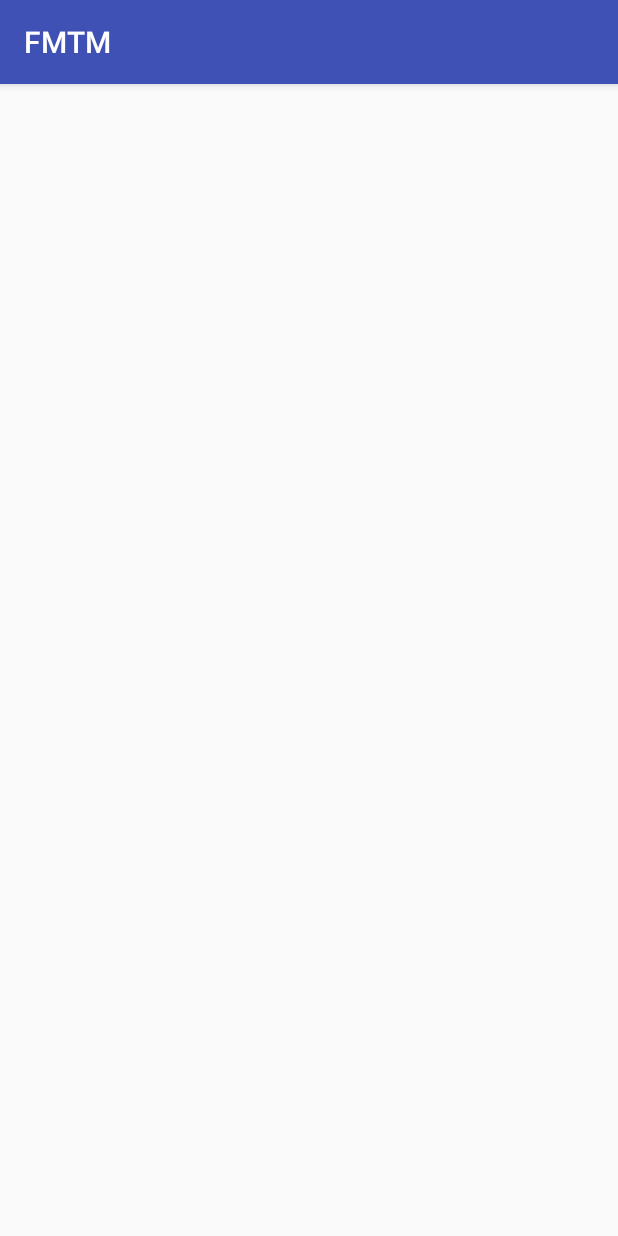
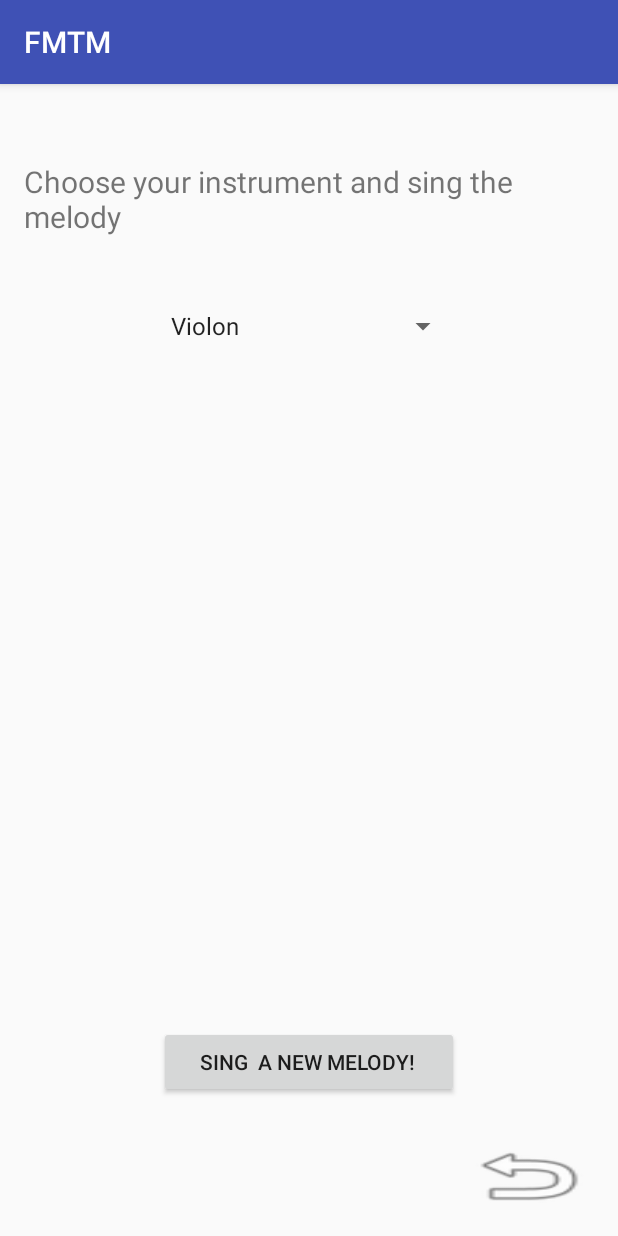
Before and after one commit to ahmed-bensaad/FMTM, an Android app: the DoItYourselfActivity screen opened directly, with no data from a screen before it, on a phone screen of 412 x 824 dp. Run offline under Robolectric (Android 15) with nearby library versions, the phone set to English and light mode, and no system bars.

Commit message:
Implementation de l activité DIY pointant vers une autre activité Sing_instrument qui enregistre une melodie qui sera ensuite jouée par l instrument sélectionné

```diff
--- a/FromMindToMusic/app/src/main/AndroidManifest.xml
+++ b/FromMindToMusic/app/src/main/AndroidManifest.xml
@@ -25,7 +25,8 @@
         <activity android:name=".InstrumentsChoiceActivity" />
         <activity android:name=".HarmonizeActivity" />
         <activity android:name=".OrchestrateActivity" />
-        <activity android:name=".DoItYourselfActivity"></activity>
+        <activity android:name=".DoItYourselfActivity" />
+        <activity android:name=".SingInstrumentActivity"></activity>
     </application>
 
 </manifest>
--- a/FromMindToMusic/app/src/main/java/com/oc/rss/frommindtomusic/DoItYourselfActivity.java
+++ b/FromMindToMusic/app/src/main/java/com/oc/rss/frommindtomusic/DoItYourselfActivity.java
@@ -1,7 +1,11 @@
 package com.oc.rss.frommindtomusic;
 
+import android.content.Intent;
 import android.support.v7.app.AppCompatActivity;
 import android.os.Bundle;
+import android.view.View;
+import android.widget.ArrayAdapter;
+import android.widget.Spinner;
 
 public class DoItYourselfActivity extends AppCompatActivity {
 
@@ -9,5 +13,24 @@ public class DoItYourselfActivity extends AppCompatActivity {
     protected void onCreate(Bundle savedInstanceState) {
         super.onCreate(savedInstanceState);
         setContentView(R.layout.activity_do_it_yourself);
+        Spinner spinner = (Spinner) findViewById(R.id.spinner);
+// Create an ArrayAdapter using the string array and a default spinner layout
+        ArrayAdapter<CharSequence> adapter = ArrayAdapter.createFromResource(this,
+                R.array.instruments_array, android.R.layout.simple_spinner_item);
+// Specify the layout to use when the list of choices appears
+        adapter.setDropDownViewResource(android.R.layout.simple_spinner_dropdown_item);
+// Apply the adapter to the spinner
+        spinner.setAdapter(adapter);
     }
+    public void onClick (View v){
+        switch (v.getId()){
+            case R.id.singNewButton:
+                Intent i = new Intent(DoItYourselfActivity.this, SingInstrumentActivity.class);
+                startActivity(i);
+                break;
+            case R.id.backButtonDIY:
+                Intent k = new Intent(DoItYourselfActivity.this, OrchestrateActivity.class);
+                startActivity(k);
+                break;}
 }
+}
--- a/FromMindToMusic/app/src/main/res/layout/activity_do_it_yourself.xml
+++ b/FromMindToMusic/app/src/main/res/layout/activity_do_it_yourself.xml
@@ -1,4 +1,9 @@
 <?xml version="1.0" encoding="utf-8"?>
+
+
+
+
+
 <RelativeLayout xmlns:android="http://schemas.android.com/apk/res/android"
     xmlns:tools="http://schemas.android.com/tools"
     android:id="@+id/activity_do_it_yourself"
@@ -10,4 +15,42 @@
     android:paddingTop="@dimen/activity_vertical_margin"
     tools:context="com.oc.rss.frommindtomusic.DoItYourselfActivity">
 
+    <Button
+        android:text="sing  a new melody! "
+        android:layout_height="wrap_content"
+        android:layout_alignParentBottom="true"
+        android:layout_centerHorizontal="true"
+        android:layout_marginBottom="76dp"
+        android:id="@+id/singNewButton"
+        android:layout_width="200sp"
+        android:onClick="onClick"/>
+
+    <Spinner
+        android:layout_width="wrap_content"
+        android:layout_height="wrap_content"
+        android:layout_marginTop="133dp"
+        android:id="@+id/spinner"
+        android:layout_alignStart="@+id/singNewButton"
+        android:layout_alignEnd="@+id/singNewButton" />
+    <Button
+        android:layout_width="wrap_content"
+        android:layout_height="wrap_content"
+        android:id="@+id/backButtonDIY"
+        android:gravity="bottom|right|center_vertical"
+        android:background="@android:drawable/ic_menu_revert"
+        android:layout_alignParentBottom="true"
+        android:layout_alignParentEnd="true"
+        android:onClick="onClick"/>
+
+    <TextView
+        android:text="Choose your instrument and sing the melody"
+        android:layout_width="wrap_content"
+        android:layout_height="wrap_content"
+        android:layout_alignParentTop="true"
+        android:layout_centerHorizontal="true"
+        android:layout_marginTop="35dp"
+        android:id="@+id/textView2"
+        android:textSize="20sp" />
+
+
 </RelativeLayout>
--- /dev/null
+++ b/FromMindToMusic/app/src/main/res/values/spinner_ressources.xml
@@ -0,0 +1,11 @@
+<?xml version="1.0" encoding="utf-8"?>
+<resources>
+    <string-array name="instruments_array">
+        <item>Violon</item>
+        <item>Piano</item>
+        <item>Guitare</item>
+        <item>Guitare Basse</item>
+        <item>Saxophone</item>
+        <item>Synthétiseur</item>
+    </string-array>
+</resources>
```
Also changed, not shown: FromMindToMusic/app/src/main/java/com/oc/rss/frommindtomusic/OrchestrateActivity.java (+4 -3 lines), FromMindToMusic/app/src/main/java/com/oc/rss/frommindtomusic/SingInstrumentActivity.java (added, +13 -0 lines), FromMindToMusic/app/src/main/res/layout/activity_sing_instrument.xml (added, +13 -0 lines).
